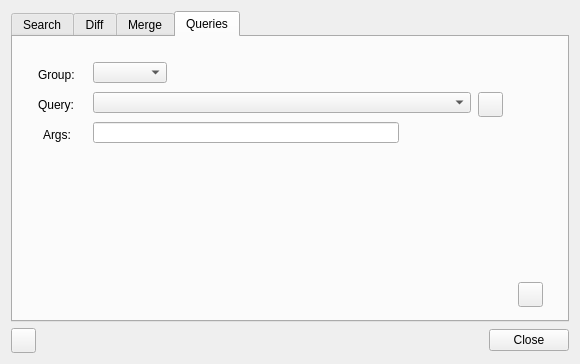
The window that CGNS/NAV/T/Q7ToolsWindow.ui (pyCGNS/pyCGNS) describes before a commit, drawn with Qt 5.
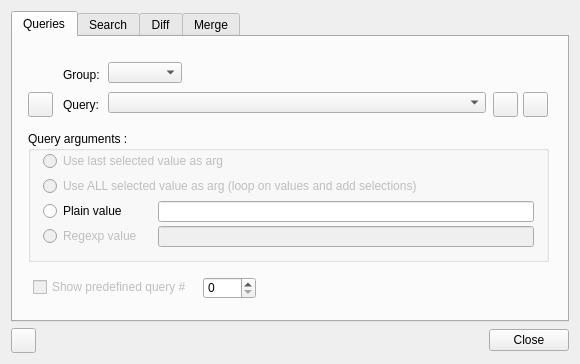
The same window after the commit. The open tabs and pages were chosen to show the change. Icons and pictures are not drawn.

```diff
--- a/CGNS/NAV/T/Q7ToolsWindow.ui
+++ b/CGNS/NAV/T/Q7ToolsWindow.ui
@@ -49,6 +49,300 @@
        <property name="currentIndex">
         <number>0</number>
        </property>
+       <widget class="QWidget" name="Queries">
+        <attribute name="title">
+         <string>Queries</string>
+        </attribute>
+        <widget class="QLabel" name="label_15">
+         <property name="geometry">
+          <rect>
+           <x>50</x>
+           <y>25</y>
+           <width>37</width>
+           <height>25</height>
+          </rect>
+         </property>
+         <property name="text">
+          <string>Group:</string>
+         </property>
+        </widget>
+        <widget class="QComboBox" name="cGroup">
+         <property name="enabled">
+          <bool>true</bool>
+         </property>
+         <property name="geometry">
+          <rect>
+           <x>95</x>
+           <y>25</y>
+           <width>74</width>
+           <height>21</height>
+          </rect>
+         </property>
+        </widget>
+        <widget class="QLabel" name="label_16">
+         <property name="geometry">
+          <rect>
+           <x>50</x>
+           <y>55</y>
+           <width>36</width>
+           <height>25</height>
+          </rect>
+         </property>
+         <property name="text">
+          <string>Query:</string>
+         </property>
+        </widget>
+        <widget class="QComboBox" name="cQuery">
+         <property name="geometry">
+          <rect>
+           <x>95</x>
+           <y>55</y>
+           <width>378</width>
+           <height>21</height>
+          </rect>
+         </property>
+         <property name="sizePolicy">
+          <sizepolicy hsizetype="Expanding" vsizetype="Fixed">
+           <horstretch>0</horstretch>
+           <verstretch>0</verstretch>
+          </sizepolicy>
+         </property>
+        </widget>
+        <widget class="QPushButton" name="bOperateDoc">
+         <property name="geometry">
+          <rect>
+           <x>15</x>
+           <y>55</y>
+           <width>25</width>
+           <height>25</height>
+          </rect>
+         </property>
+         <property name="minimumSize">
+          <size>
+           <width>25</width>
+           <height>25</height>
+          </size>
+         </property>
+         <property name="maximumSize">
+          <size>
+           <width>25</width>
+           <height>25</height>
+          </size>
+         </property>
+         <property name="toolTip">
+          <string>Show Query doc</string>
+         </property>
+         <property name="text">
+          <string/>
+         </property>
+         <property name="icon">
+          <iconset resource="../R/Res.qrc">
+           <normaloff>:/images/icons/operate-doc.png</normaloff>:/images/icons/operate-doc.png</iconset>
+         </property>
+        </widget>
+        <widget class="QPushButton" name="bApply">
+         <property name="geometry">
+          <rect>
+           <x>480</x>
+           <y>55</y>
+           <width>25</width>
+           <height>25</height>
+          </rect>
+         </property>
+         <property name="minimumSize">
+          <size>
+           <width>25</width>
+           <height>25</height>
+          </size>
+         </property>
+         <property name="maximumSize">
+          <size>
+           <width>25</width>
+           <height>25</height>
+          </size>
+         </property>
+         <property name="toolTip">
+          <string>Run Query</string>
+         </property>
+         <property name="text">
+          <string/>
+         </property>
+         <property name="icon">
+          <iconset resource="../R/Res.qrc">
+           <normaloff>:/images/icons/operate-execute.png</normaloff>:/images/icons/operate-execute.png</iconset>
+         </property>
+        </widget>
+        <widget class="QSpinBox" name="spinBox">
+         <property name="geometry">
+          <rect>
+           <x>190</x>
+           <y>240</y>
+           <width>53</width>
+           <height>22</height>
+          </rect>
+         </property>
+        </widget>
+        <widget class="QCheckBox" name="checkBox">
+         <property name="enabled">
+          <bool>false</bool>
+         </property>
+         <property name="geometry">
+          <rect>
+           <x>20</x>
+           <y>240</y>
+           <width>171</width>
+           <height>20</height>
+          </rect>
+         </property>
+         <property name="text">
+          <string>Show predefined query #</string>
+         </property>
+        </widget>
+        <widget class="QGroupBox" name="groupBox_2">
+         <property name="enabled">
+          <bool>true</bool>
+         </property>
+         <property name="geometry">
+          <rect>
+           <x>15</x>
+           <y>94</y>
+           <width>521</width>
+           <height>131</height>
+          </rect>
+         </property>
+         <property name="title">
+          <string>Query arguments :</string>
+         </property>
+         <widget class="QRadioButton" name="radioButton">
+          <property name="enabled">
+           <bool>false</bool>
+          </property>
+          <property name="geometry">
+           <rect>
+            <x>15</x>
+            <y>20</y>
+            <width>261</width>
+            <height>20</height>
+           </rect>
+          </property>
+          <property name="text">
+           <string>Use last selected value as arg</string>
+          </property>
+         </widget>
+         <widget class="QLineEdit" name="eUserVariable">
+          <property name="geometry">
+           <rect>
+            <x>130</x>
+            <y>70</y>
+            <width>376</width>
+            <height>21</height>
+           </rect>
+          </property>
+          <property name="sizePolicy">
+           <sizepolicy hsizetype="Expanding" vsizetype="Fixed">
+            <horstretch>0</horstretch>
+            <verstretch>0</verstretch>
+           </sizepolicy>
+          </property>
+         </widget>
+         <widget class="QRadioButton" name="radioButton_2">
+          <property name="enabled">
+           <bool>true</bool>
+          </property>
+          <property name="geometry">
+           <rect>
+            <x>15</x>
+            <y>70</y>
+            <width>92</width>
+            <height>20</height>
+           </rect>
+          </property>
+          <property name="text">
+           <string>Plain value</string>
+          </property>
+         </widget>
+         <widget class="QRadioButton" name="radioButton_3">
+          <property name="enabled">
+           <bool>false</bool>
+          </property>
+          <property name="geometry">
+           <rect>
+            <x>15</x>
+            <y>95</y>
+            <width>131</width>
+            <height>20</height>
+           </rect>
+          </property>
+          <property name="text">
+           <string>Regexp value</string>
+          </property>
+         </widget>
+         <widget class="QLineEdit" name="lineEdit">
+          <property name="enabled">
+           <bool>false</bool>
+          </property>
+          <property name="geometry">
+           <rect>
+            <x>130</x>
+            <y>95</y>
+            <width>376</width>
+            <height>21</height>
+           </rect>
+          </property>
+         </widget>
+         <widget class="QRadioButton" name="radioButton_4">
+          <property name="enabled">
+           <bool>false</bool>
+          </property>
+          <property name="geometry">
+           <rect>
+            <x>15</x>
+            <y>45</y>
+            <width>426</width>
+            <height>20</height>
+           </rect>
+          </property>
+          <property name="text">
+           <string>Use ALL selected value as arg (loop on values and add selections)</string>
+          </property>
+         </widget>
+        </widget>
+        <widget class="QPushButton" name="pushButton">
+         <property name="geometry">
+          <rect>
+           <x>510</x>
+           <y>55</y>
+           <width>25</width>
+           <height>25</height>
+          </rect>
+         </property>
+         <property name="sizePolicy">
+          <sizepolicy hsizetype="Minimum" vsizetype="Fixed">
+           <horstretch>25</horstretch>
+           <verstretch>25</verstretch>
+          </sizepolicy>
+         </property>
+         <property name="minimumSize">
+          <size>
+           <width>25</width>
+           <height>25</height>
+          </size>
+         </property>
+         <property name="maximumSize">
+          <size>
+           <width>25</width>
+           <height>25</height>
+          </size>
+         </property>
+         <property name="text">
+          <string/>
+         </property>
+         <property name="icon">
+          <iconset resource="../R/Res.qrc">
+           <normaloff>:/images/icons/flag-none.gif</normaloff>:/images/icons/flag-none.gif</iconset>
+         </property>
+        </widget>
+       </widget>
        <widget class="QWidget" name="search">
         <attribute name="title">
          <string>Search</string>
@@ -1132,159 +1426,6 @@
          </widget>
         </widget>
        </widget>
-       <widget class="QWidget" name="Queries">
-        <attribute name="title">
-         <string>Queries</string>
-        </attribute>
-        <widget class="QLabel" name="label_15">
-         <property name="geometry">
-          <rect>
-           <x>25</x>
-           <y>25</y>
-           <width>37</width>
-           <height>25</height>
-          </rect>
-         </property>
-         <property name="text">
-          <string>Group:</string>
-         </property>
-        </widget>
-        <widget class="QComboBox" name="cGroup">
-         <property name="enabled">
-          <bool>true</bool>
-         </property>
-         <property name="geometry">
-          <rect>
-           <x>80</x>
-           <y>25</y>
-           <width>74</width>
-           <height>21</height>
-          </rect>
-         </property>
-        </widget>
-        <widget class="QLabel" name="label_16">
-         <property name="geometry">
-          <rect>
-           <x>25</x>
-           <y>55</y>
-           <width>36</width>
-           <height>25</height>
-          </rect>
-         </property>
-         <property name="text">
-          <string>Query:</string>
-         </property>
-        </widget>
-        <widget class="QComboBox" name="cQuery">
-         <property name="geometry">
-          <rect>
-           <x>80</x>
-           <y>55</y>
-           <width>378</width>
-           <height>21</height>
-          </rect>
-         </property>
-         <property name="sizePolicy">
-          <sizepolicy hsizetype="Expanding" vsizetype="Fixed">
-           <horstretch>0</horstretch>
-           <verstretch>0</verstretch>
-          </sizepolicy>
-         </property>
-        </widget>
-        <widget class="QPushButton" name="bOperateDoc">
-         <property name="geometry">
-          <rect>
-           <x>465</x>
-           <y>55</y>
-           <width>25</width>
-           <height>25</height>
-          </rect>
-         </property>
-         <property name="minimumSize">
-          <size>
-           <width>25</width>
-           <height>25</height>
-          </size>
-         </property>
-         <property name="maximumSize">
-          <size>
-           <width>25</width>
-           <height>25</height>
-          </size>
-         </property>
-         <property name="toolTip">
-          <string>Show Query doc</string>
-         </property>
-         <property name="text">
-          <string/>
-         </property>
-         <property name="icon">
-          <iconset resource="../R/Res.qrc">
-           <normaloff>:/images/icons/operate-doc.png</normaloff>:/images/icons/operate-doc.png</iconset>
-         </property>
-        </widget>
-        <widget class="QLabel" name="label_17">
-         <property name="geometry">
-          <rect>
-           <x>30</x>
-           <y>85</y>
-           <width>28</width>
-           <height>25</height>
-          </rect>
-         </property>
-         <property name="text">
-          <string>Args:</string>
-         </property>
-        </widget>
-        <widget class="QLineEdit" name="eUserVariable">
-         <property name="geometry">
-          <rect>
-           <x>80</x>
-           <y>85</y>
-           <width>306</width>
-           <height>21</height>
-          </rect>
-         </property>
-         <property name="sizePolicy">
-          <sizepolicy hsizetype="Expanding" vsizetype="Fixed">
-           <horstretch>0</horstretch>
-           <verstretch>0</verstretch>
-          </sizepolicy>
-         </property>
-        </widget>
-        <widget class="QPushButton" name="bApply">
-         <property name="geometry">
-          <rect>
-           <x>505</x>
-           <y>245</y>
-           <width>25</width>
-           <height>25</height>
-          </rect>
-         </property>
-         <property name="minimumSize">
-          <size>
-           <width>25</width>
-           <height>25</height>
-          </size>
-         </property>
-         <property name="maximumSize">
-          <size>
-           <width>25</width>
-           <height>25</height>
-          </size>
-         </property>
-         <property name="toolTip">
-          <string>Run Query</string>
-         </property>
-         <property name="text">
-          <string/>
-         </property>
-         <property name="icon">
-          <iconset resource="../R/Res.qrc">
-           <normaloff>:/images/icons/operate-execute.png</normaloff>:/images/icons/operate-execute.png</iconset>
-         </property>
-        </widget>
-       </widget>
       </widget>
      </item>
     </layout>
```
